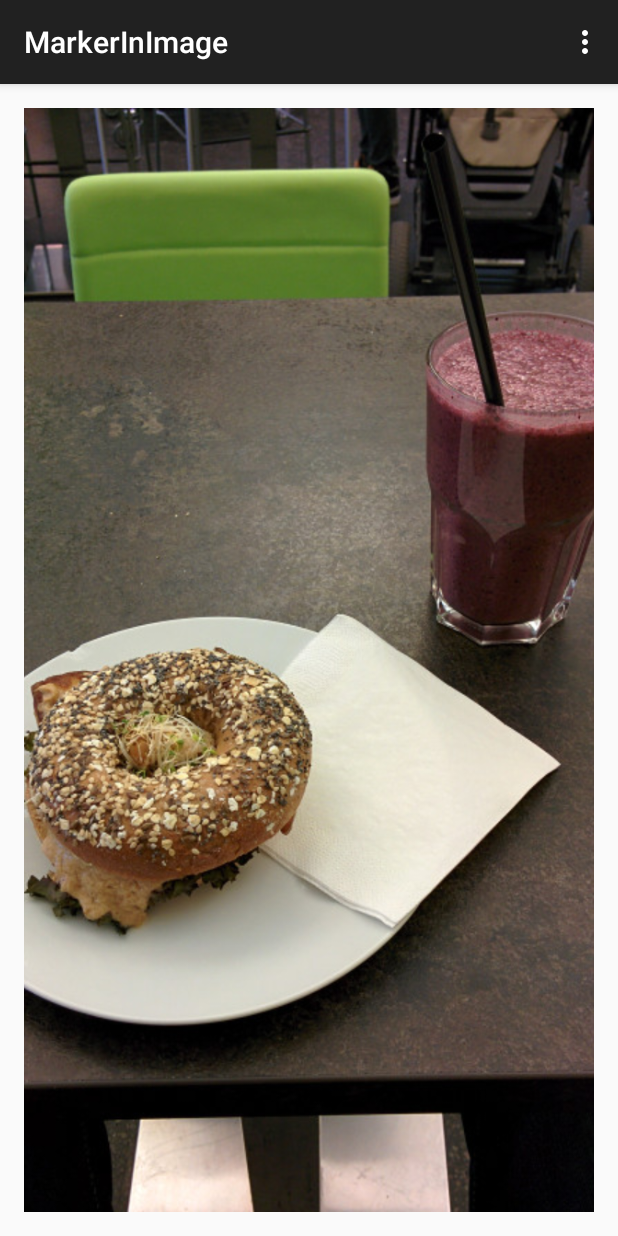
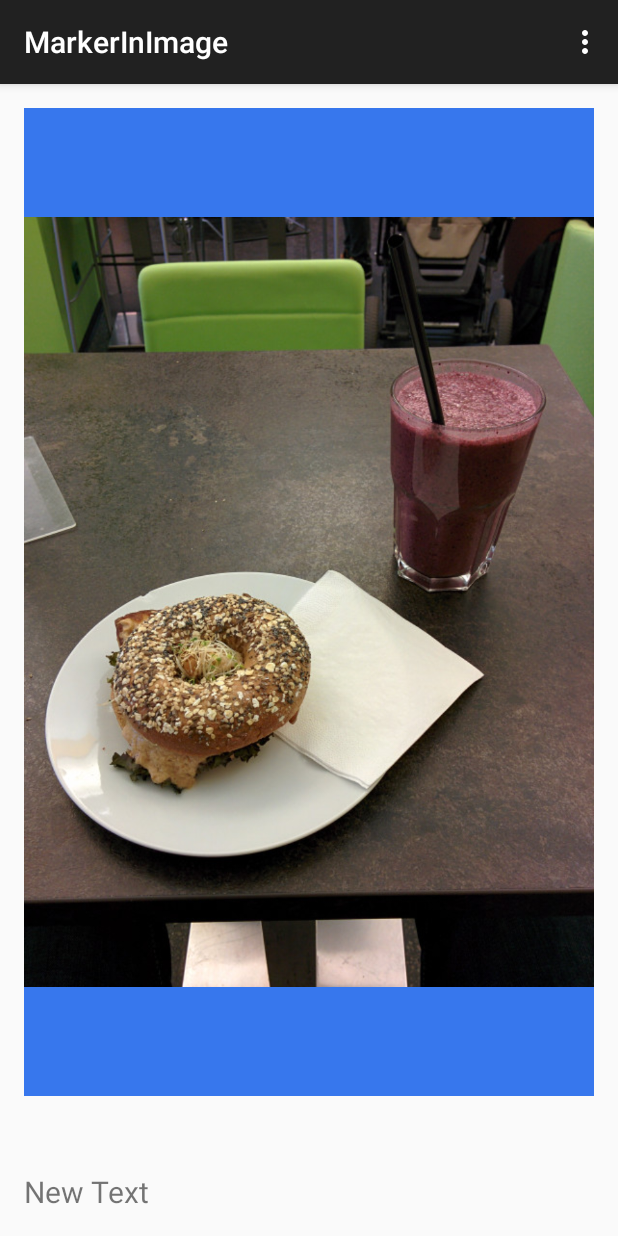
Before and after one commit to neiky/MarkerInImage, an Android app: the screen it shows after launch (MainActivity), on a phone screen of 412 x 824 dp. Run offline under Robolectric (Android 15) with nearby library versions, the phone set to English and light mode, and no system bars.

```diff
--- a/app/src/main/res/layout/activity_main.xml
+++ b/app/src/main/res/layout/activity_main.xml
@@ -1,17 +1,20 @@
-<RelativeLayout xmlns:android="http://schemas.android.com/apk/res/android"
+<LinearLayout xmlns:android="http://schemas.android.com/apk/res/android"
     xmlns:tools="http://schemas.android.com/tools" android:layout_width="match_parent"
     android:layout_height="match_parent" android:paddingLeft="@dimen/activity_horizontal_margin"
     android:paddingRight="@dimen/activity_horizontal_margin"
     android:paddingTop="@dimen/activity_vertical_margin"
     android:paddingBottom="@dimen/activity_vertical_margin" tools:context=".MainActivity"
-    android:id="@+id/root">
+    android:id="@+id/root"
+    android:orientation="vertical">
 
     <RelativeLayout
         android:layout_width="match_parent"
-        android:layout_height="match_parent"
+        android:layout_height="fill_parent"
         android:id="@+id/container"
         android:layout_centerInParent="true"
-        android:layout_alignParentEnd="false">
+        android:layout_alignParentEnd="false"
+        android:layout_weight="5"
+        android:background="#3777ed">
 
         <ImageView
             android:layout_width="fill_parent"
@@ -19,6 +22,15 @@
             android:id="@+id/imageView"
             android:src="@drawable/sample"
             android:layout_centerInParent="true"
-            android:scaleType="centerCrop" />
+            android:scaleType="centerInside" />
     </RelativeLayout>
-</RelativeLayout>
+
+    <TextView
+        android:layout_width="wrap_content"
+        android:layout_height="wrap_content"
+        android:text="New Text"
+        android:id="@+id/textView"
+        android:textSize="20dp"
+        android:layout_marginTop="50dp" />
+
+</LinearLayout>
```
Also changed, not shown: app/src/main/java/com/example/neiky/markerinimage/MainActivity.java (+43 -13 lines).
